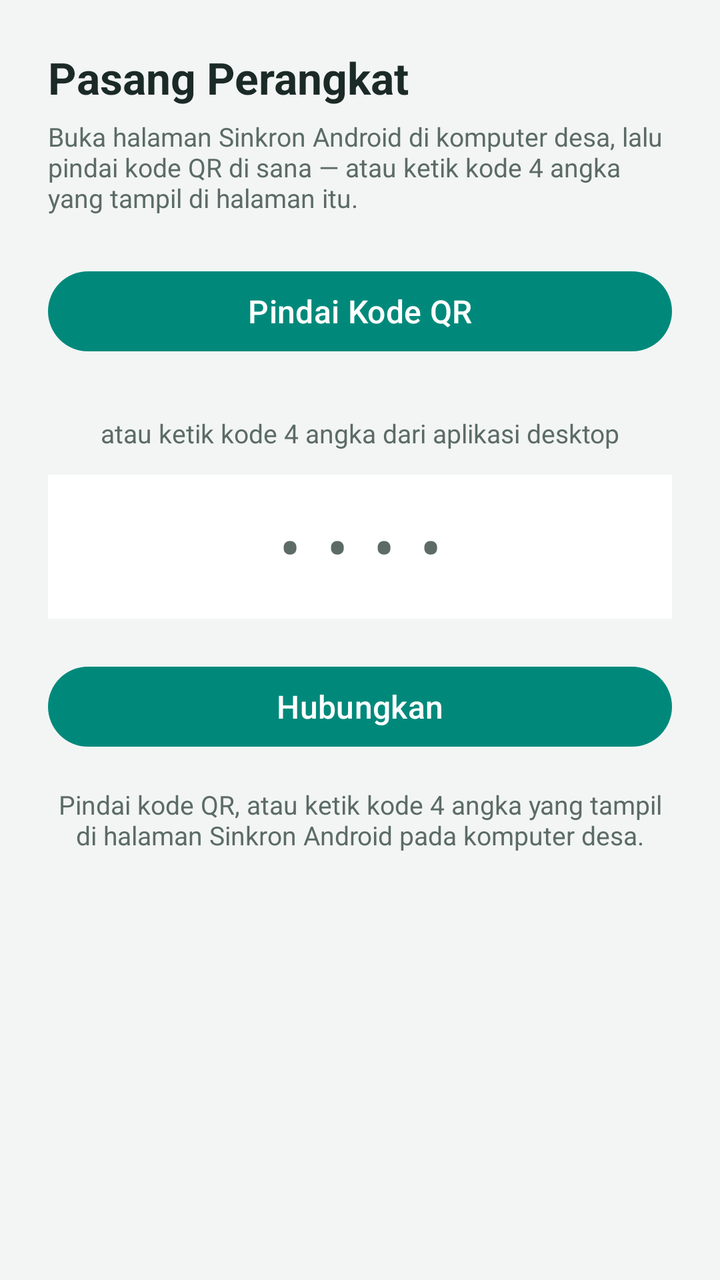
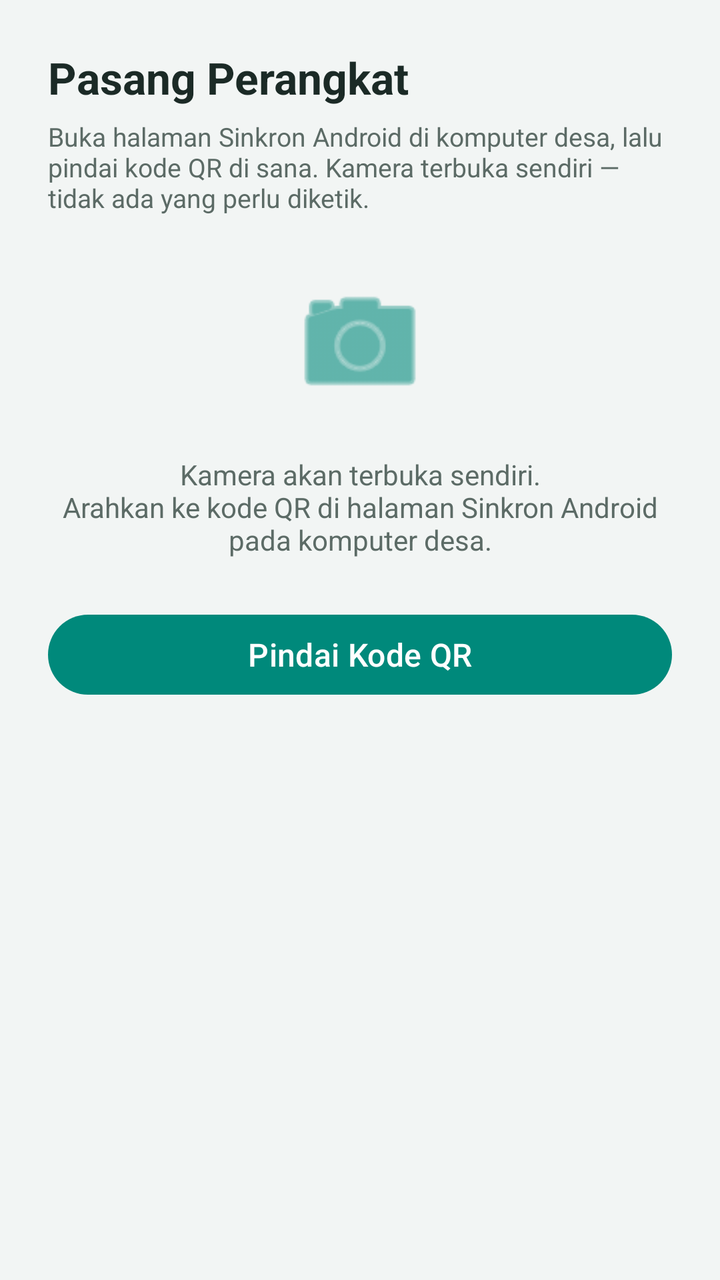

The first picture is an Android layout as it rendered before a commit; the second is the same layout after the commit. The layout source and the unified diff follow.
<!-- AndroidManifest.xml: application theme Theme.SuDesAndroid -->
<!-- res/layout/activity_login.xml -->
<?xml version="1.0" encoding="utf-8"?>
<ScrollView xmlns:android="http://schemas.android.com/apk/res/android"
    android:layout_width="match_parent"
    android:layout_height="match_parent"
    android:background="@color/page">

    <LinearLayout
        android:layout_width="match_parent"
        android:layout_height="wrap_content"
        android:orientation="vertical"
        android:padding="24dp">

        <TextView
            android:layout_width="match_parent"
            android:layout_height="wrap_content"
            android:text="@string/label_pasang_perangkat"
            android:textColor="@color/teks"
            android:textSize="22sp"
            android:textStyle="bold" />

        <TextView
            android:layout_width="match_parent"
            android:layout_height="wrap_content"
            android:layout_marginTop="6dp"
            android:text="@string/petunjuk_pasang"
            android:textColor="@color/teks_redup"
            android:textSize="13sp" />

        <Button
            android:id="@+id/btn_pindai"
            android:layout_width="match_parent"
            android:layout_height="wrap_content"
            android:layout_marginTop="24dp"
            android:text="@string/pindai_qr"
            android:textSize="16sp" />

        <TextView
            android:layout_width="match_parent"
            android:layout_height="wrap_content"
            android:layout_marginTop="28dp"
            android:gravity="center"
            android:text="@string/atau_ketik_kode"
            android:textColor="@color/teks_redup"
            android:textSize="13sp" />

        <EditText
            android:id="@+id/input_kode"
            android:layout_width="match_parent"
            android:layout_height="wrap_content"
            android:layout_marginTop="12dp"
            android:background="@color/surface"
            android:gravity="center"
            android:hint="@string/hint_kode"
            android:inputType="number"
            android:letterSpacing="0.4"
            android:maxLength="4"
            android:minHeight="72dp"
            android:padding="12dp"
            android:textColor="@color/teks"
            android:textColorHint="@color/teks_redup"
            android:textSize="32sp" />

        <Button
            android:id="@+id/btn_hubungkan"
            android:layout_width="match_parent"
            android:layout_height="wrap_content"
            android:layout_marginTop="20dp"
            android:text="@string/hubungkan"
            android:textSize="16sp" />

        <TextView
            android:id="@+id/status_text"
            android:layout_width="match_parent"
            android:layout_height="wrap_content"
            android:layout_marginTop="16dp"
            android:gravity="center"
            android:text="@string/status_pasang_awal"
            android:textColor="@color/teks_redup"
            android:textSize="13sp" />

    </LinearLayout>
</ScrollView>
<!-- resources referenced by this layout -->
<resources>
  <color name="page">#F2F5F4</color>
  <color name="surface">#FFFFFF</color>
  <color name="teks">#1B2A26</color>
  <color name="teks_redup">#5C6B66</color>
  <string name="atau_ketik_kode">atau ketik kode 4 angka dari aplikasi desktop</string>
  <string name="hint_kode">••••</string>
  <string name="hubungkan">Hubungkan</string>
  <string name="label_pasang_perangkat">Pasang Perangkat</string>
  <string name="petunjuk_pasang">Buka halaman Sinkron Android di komputer desa, lalu pindai kode QR di sana — atau ketik kode 4 angka yang tampil di halaman itu.</string>
  <string name="pindai_qr">Pindai Kode QR</string>
  <string name="status_pasang_awal">Pindai kode QR, atau ketik kode 4 angka yang tampil di halaman Sinkron Android pada komputer desa.</string>
  <style name="Theme.SuDesAndroid" parent="Theme.Material3.DayNight.NoActionBar">
          <item name="colorPrimary">@color/accent</item>
          <item name="colorOnPrimary">#FFFFFF</item>
          <item name="colorSecondary">@color/accent_dark</item>
          <item name="android:colorBackground">@color/page</item>
          <item name="colorSurface">@color/surface</item>
          <item name="android:textColor">@color/teks</item>
          <item name="android:textColorPrimary">@color/teks</item>
          <item name="android:textColorSecondary">@color/teks_redup</item>
      </style>
  <color name="accent">#00897B</color>
  <color name="accent_dark">#00695C</color>
</resources>

<!-- the commit's change to res/layout/activity_login.xml (unified diff, before → after) -->
@@ -26,6 +26,26 @@
             android:textColor="@color/teks_redup"
             android:textSize="13sp" />
 
+        <ImageView
+            android:layout_width="72dp"
+            android:layout_height="72dp"
+            android:layout_gravity="center_horizontal"
+            android:layout_marginTop="28dp"
+            android:contentDescription="@string/pindai_qr"
+            android:src="@android:drawable/ic_menu_camera"
+            app:tint="@color/accent"
+            xmlns:app="http://schemas.android.com/apk/res-auto" />
+
+        <TextView
+            android:id="@+id/status_text"
+            android:layout_width="match_parent"
+            android:layout_height="wrap_content"
+            android:layout_marginTop="20dp"
+            android:gravity="center"
+            android:text="@string/status_pasang_awal"
+            android:textColor="@color/teks_redup"
+            android:textSize="14sp" />
+
         <Button
             android:id="@+id/btn_pindai"
             android:layout_width="match_parent"
@@ -34,49 +54,5 @@
             android:text="@string/pindai_qr"
             android:textSize="16sp" />
 
-        <TextView
-            android:layout_width="match_parent"
-            android:layout_height="wrap_content"
-            android:layout_marginTop="28dp"
-            android:gravity="center"
-            android:text="@string/atau_ketik_kode"
-            android:textColor="@color/teks_redup"
-            android:textSize="13sp" />
-
-        <EditText
-            android:id="@+id/input_kode"
-            android:layout_width="match_parent"
-            android:layout_height="wrap_content"
-            android:layout_marginTop="12dp"
-            android:background="@color/surface"
-            android:gravity="center"
-            android:hint="@string/hint_kode"
-            android:inputType="number"
-            android:letterSpacing="0.4"
-            android:maxLength="4"
-            android:minHeight="72dp"
-            android:padding="12dp"
-            android:textColor="@color/teks"
-            android:textColorHint="@color/teks_redup"
-            android:textSize="32sp" />
-
-        <Button
-            android:id="@+id/btn_hubungkan"
-            android:layout_width="match_parent"
-            android:layout_height="wrap_content"
-            android:layout_marginTop="20dp"
-            android:text="@string/hubungkan"
-            android:textSize="16sp" />
-
-        <TextView
-            android:id="@+id/status_text"
-            android:layout_width="match_parent"
-            android:layout_height="wrap_content"
-            android:layout_marginTop="16dp"
-            android:gravity="center"
-            android:text="@string/status_pasang_awal"
-            android:textColor="@color/teks_redup"
-            android:textSize="13sp" />
-
     </LinearLayout>
 </ScrollView>
<!-- resource entries referenced after the edit -->
@@ -4,13 +4,10 @@
   <color name="surface">#FFFFFF</color>
   <color name="teks">#1B2A26</color>
   <color name="teks_redup">#5C6B66</color>
-  <string name="atau_ketik_kode">atau ketik kode 4 angka dari aplikasi desktop</string>
-  <string name="hint_kode">••••</string>
-  <string name="hubungkan">Hubungkan</string>
   <string name="label_pasang_perangkat">Pasang Perangkat</string>
-  <string name="petunjuk_pasang">Buka halaman Sinkron Android di komputer desa, lalu pindai kode QR di sana — atau ketik kode 4 angka yang tampil di halaman itu.</string>
+  <string name="petunjuk_pasang">Buka halaman Sinkron Android di komputer desa, lalu pindai kode QR di sana. Kamera terbuka sendiri — tidak ada yang perlu diketik.</string>
   <string name="pindai_qr">Pindai Kode QR</string>
-  <string name="status_pasang_awal">Pindai kode QR, atau ketik kode 4 angka yang tampil di halaman Sinkron Android pada komputer desa.</string>
+  <string name="status_pasang_awal">Kamera akan terbuka sendiri.\nArahkan ke kode QR di halaman Sinkron Android pada komputer desa.</string>
   <style name="Theme.SuDesAndroid" parent="Theme.Material3.DayNight.NoActionBar">
           <item name="colorPrimary">@color/accent</item>
           <item name="colorOnPrimary">#FFFFFF</item>
